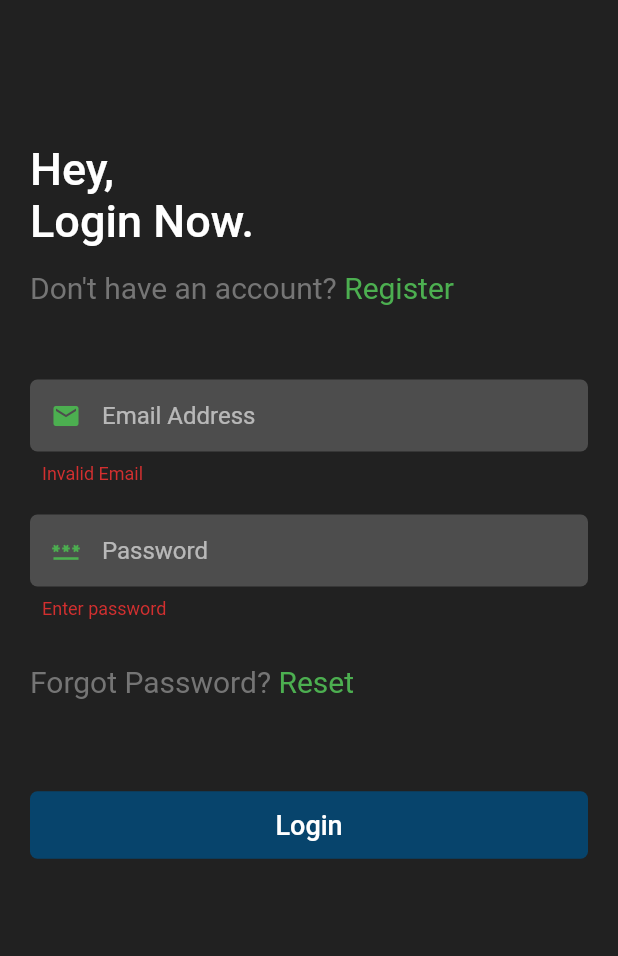
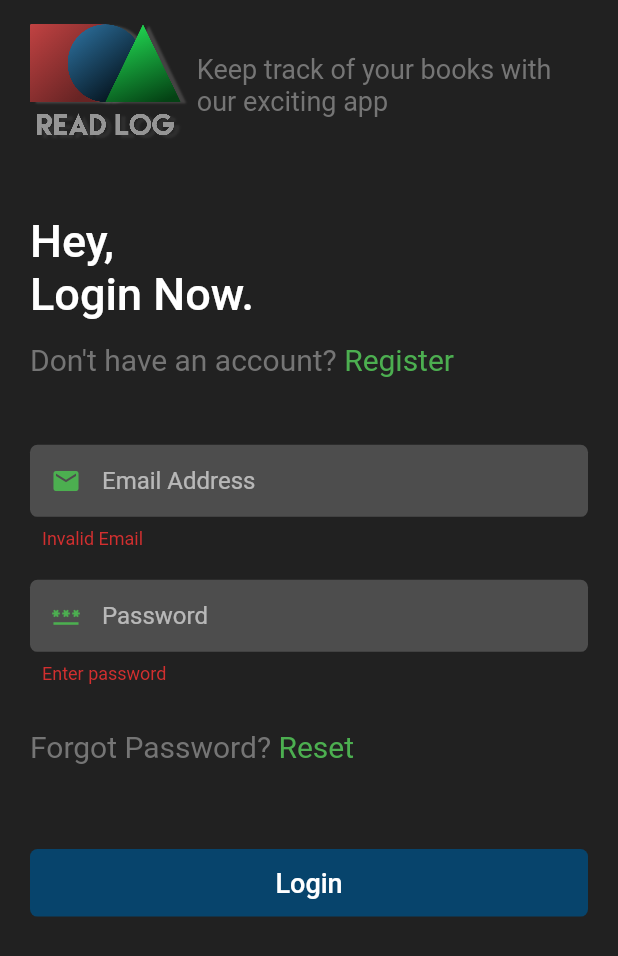
Before and after one commit to joshua-philips/read_log, a Flutter app: the screen it shows after launch, after a tap on "Login", on a phone screen of 412 x 824 dp. Shown: the top 956 px of the screen. Run offline on Flutter 3.47's test engine with Material 2 defaults, Android fonts, the phone set to English and light mode, and no system bars; our stand-ins replace cloud_firestore, expandable_text, firebase_auth, firebase_core, firebase_storage, flutter_spinkit and 2 more; accounts and stored records are empty.

Commit message:
launcher, splash, loading

```diff
--- a/lib/main.dart
+++ b/lib/main.dart
@@ -56,8 +56,10 @@ class _MyAppState extends State<MyApp> {
 
     // Show a loader until FlutterFire is initialized
     if (!_initialized) {
-      return Container();
-      // TODO: Loader/Splash
+      return MaterialApp(
+        title: 'Read Log',
+        home: LoadingScreen(),
+      );
     }
 
     return MultiProvider(
@@ -73,7 +75,7 @@ class _MyAppState extends State<MyApp> {
         ChangeNotifierProvider<GridSettings>(create: (_) => GridSettings()),
       ],
       builder: (context, child) => MaterialApp(
-        title: 'Book Log',
+        title: 'Read Log',
         debugShowCheckedModeBanner: false,
         theme: ThemeData.dark().copyWith(
           primaryColor: Colors.grey[900],
@@ -111,13 +113,25 @@ class HomeController extends StatelessWidget {
             return LoginPage();
           }
         }
-        return Scaffold(
-          body: Center(
-            child: Text('Loading...'),
-            // TODO: Loader/Splash
-          ),
-        );
+        return LoadingScreen();
       },
     );
   }
 }
+
+class LoadingScreen extends StatelessWidget {
+  const LoadingScreen({Key? key}) : super(key: key);
+
+  @override
+  Widget build(BuildContext context) {
+    return Scaffold(
+      body: Center(
+        child: Image.asset(
+          'assets/logo.png',
+          scale: 2,
+          filterQuality: FilterQuality.none,
+        ),
+      ),
+    );
+  }
+}
--- a/lib/pages/authentication_pages/login_page.dart
+++ b/lib/pages/authentication_pages/login_page.dart
@@ -24,7 +24,27 @@ class LoginPage extends StatelessWidget {
           child: Column(
             crossAxisAlignment: CrossAxisAlignment.start,
             children: [
-              SizedBox(height: 90),
+              SizedBox(height: 15),
+              Padding(
+                padding: const EdgeInsets.symmetric(horizontal: 20.0),
+                child: Row(
+                  children: [
+                    Image.asset(
+                      'assets/logo.png',
+                      scale: 4.5,
+                      filterQuality: FilterQuality.none,
+                    ),
+                    SizedBox(width: 5),
+                    Flexible(
+                      child: Text(
+                        "Keep track of your books with our exciting app",
+                        style: TextStyle(fontSize: 18, color: myGrey),
+                      ),
+                    ),
+                  ],
+                ),
+              ),
+              SizedBox(height: 40),
               Padding(
                 padding:
                     const EdgeInsets.symmetric(horizontal: 20, vertical: 5),
@@ -63,7 +83,7 @@ class LoginPage extends StatelessWidget {
                   ],
                 ),
               ),
-              SizedBox(height: 20),
+              SizedBox(height: 15),
               Container(
                 margin: EdgeInsets.all(20),
                 child: Form(
@@ -118,7 +138,7 @@ class LoginPage extends StatelessWidget {
                   ),
                 ),
               ),
-              SizedBox(height: 20),
+              SizedBox(height: 15),
               Padding(
                 padding: const EdgeInsets.all(20),
                 child: BlueButton(
```
Also changed, not shown: pubspec.yaml (+10 -2 lines), assets/launcher_icon.png (added), assets/logo.png (added), pubspec.lock, 25 other files.
